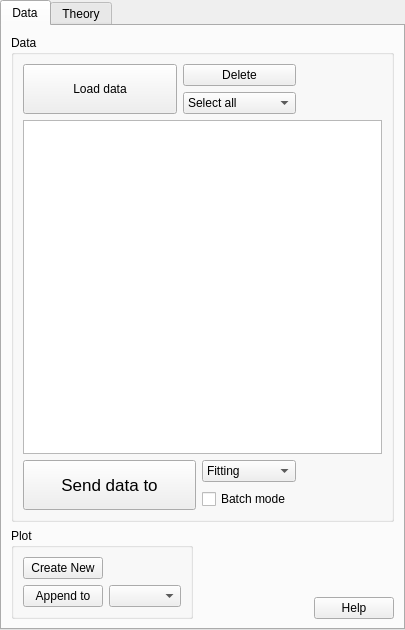
The window that src/sas/qtgui/MainWindow/UI/DataExplorerUI.ui (SasView/sasview) describes before a commit, drawn with Qt 5.
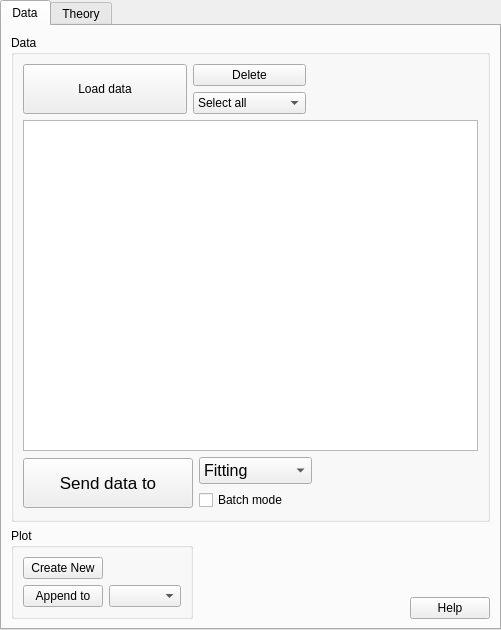
The same window after the commit. Icons and pictures are not drawn.

Commit message: Minor UI resizing. Refactored ObjectFactory

What changed in the file:
```diff
--- a/src/sas/qtgui/MainWindow/UI/DataExplorerUI.ui
+++ b/src/sas/qtgui/MainWindow/UI/DataExplorerUI.ui
@@ -6,7 +6,7 @@
    <rect>
     <x>0</x>
     <y>0</y>
-    <width>405</width>
+    <width>501</width>
     <height>630</height>
    </rect>
   </property>
@@ -132,7 +132,7 @@
          </item>
         </layout>
        </item>
-       <item row="0" column="1">
+       <item row="0" column="1" colspan="2">
         <spacer name="horizontalSpacer_7">
          <property name="orientation">
           <enum>Qt::Horizontal</enum>
@@ -145,92 +145,7 @@
          </property>
         </spacer>
        </item>
-       <item row="2" column="0">
-        <layout class="QGridLayout" name="gridLayout_2">
-         <item row="0" column="0" rowspan="2">
-          <widget class="QPushButton" name="cmdSendTo">
-           <property name="sizePolicy">
-            <sizepolicy hsizetype="MinimumExpanding" vsizetype="Fixed">
-             <horstretch>5</horstretch>
-             <verstretch>5</verstretch>
-            </sizepolicy>
-           </property>
-           <property name="minimumSize">
-            <size>
-             <width>170</width>
-             <height>50</height>
-            </size>
-           </property>
-           <property name="baseSize">
-            <size>
-             <width>100</width>
-             <height>50</height>
-            </size>
-           </property>
-           <property name="font">
-            <font>
-             <pointsize>13</pointsize>
-            </font>
-           </property>
-           <property name="toolTip">
-            <string>&lt;html&gt;&lt;head/&gt;&lt;body&gt;&lt;p&gt;&lt;span style=&quot; font-size:8pt;&quot;&gt;Send data to perspective&lt;/span&gt;&lt;/p&gt;&lt;/body&gt;&lt;/html&gt;</string>
-           </property>
-           <property name="styleSheet">
-            <string notr="true">font: 13pt &quot;MS Shell Dlg 2&quot;;</string>
-           </property>
-           <property name="text">
-            <string>Send data to</string>
-           </property>
-           <property name="icon">
-            <iconset>
-             <normaloff>:/res/right-grey.png</normaloff>:/res/right-grey.png</iconset>
-           </property>
-           <property name="iconSize">
-            <size>
-             <width>48</width>
-             <height>48</height>
-            </size>
-           </property>
-          </widget>
-         </item>
-         <item row="0" column="1">
-          <widget class="QComboBox" name="cbFitting">
-           <property name="sizePolicy">
-            <sizepolicy hsizetype="Minimum" vsizetype="Fixed">
-             <horstretch>0</horstretch>
-             <verstretch>0</verstretch>
-            </sizepolicy>
-           </property>
-           <property name="sizeAdjustPolicy">
-            <enum>QComboBox::AdjustToContents</enum>
-           </property>
-           <item>
-            <property name="text">
-             <string>Fitting</string>
-            </property>
-           </item>
-           <item>
-            <property name="text">
-             <string>Pr inversion</string>
-            </property>
-           </item>
-           <item>
-            <property name="text">
-             <string>Invariant</string>
-            </property>
-           </item>
-          </widget>
-         </item>
-         <item row="1" column="1">
-          <widget class="QCheckBox" name="chkBatch">
-           <property name="text">
-            <string>Batch mode</string>
-           </property>
-          </widget>
-         </item>
-        </layout>
-       </item>
-       <item row="1" column="0" colspan="2">
+       <item row="1" column="0" colspan="3">
         <widget class="QTreeView" name="treeView">
          <property name="contextMenuPolicy">
           <enum>Qt::NoContextMenu</enum>
@@ -261,6 +176,109 @@
          </attribute>
         </widget>
        </item>
+       <item row="2" column="0" colspan="2">
+        <layout class="QGridLayout" name="gridLayout_2">
+         <item row="0" column="0" rowspan="2">
+          <widget class="QPushButton" name="cmdSendTo">
+           <property name="sizePolicy">
+            <sizepolicy hsizetype="MinimumExpanding" vsizetype="Fixed">
+             <horstretch>5</horstretch>
+             <verstretch>5</verstretch>
+            </sizepolicy>
+           </property>
+           <property name="minimumSize">
+            <size>
+             <width>170</width>
+             <height>50</height>
+            </size>
+           </property>
+           <property name="baseSize">
+            <size>
+             <width>100</width>
+             <height>50</height>
+            </size>
+           </property>
+           <property name="font">
+            <font>
+             <pointsize>13</pointsize>
+            </font>
+           </property>
+           <property name="toolTip">
+            <string>&lt;html&gt;&lt;head/&gt;&lt;body&gt;&lt;p&gt;&lt;span style=&quot; font-size:8pt;&quot;&gt;Send data to perspective&lt;/span&gt;&lt;/p&gt;&lt;/body&gt;&lt;/html&gt;</string>
+           </property>
+           <property name="styleSheet">
+            <string notr="true">font: 13pt &quot;MS Shell Dlg 2&quot;;</string>
+           </property>
+           <property name="text">
+            <string>Send data to</string>
+           </property>
+           <property name="icon">
+            <iconset>
+             <normaloff>:/res/right-grey.png</normaloff>:/res/right-grey.png</iconset>
+           </property>
+           <property name="iconSize">
+            <size>
+             <width>48</width>
+             <height>48</height>
+            </size>
+           </property>
+          </widget>
+         </item>
+         <item row="0" column="1">
+          <widget class="QComboBox" name="cbFitting">
+           <property name="sizePolicy">
+            <sizepolicy hsizetype="MinimumExpanding" vsizetype="Fixed">
+             <horstretch>0</horstretch>
+             <verstretch>0</verstretch>
+            </sizepolicy>
+           </property>
+           <property name="font">
+            <font>
+             <pointsize>12</pointsize>
+            </font>
+           </property>
+           <property name="sizeAdjustPolicy">
+            <enum>QComboBox::AdjustToContents</enum>
+           </property>
+           <item>
+            <property name="text">
+             <string>Fitting</string>
+            </property>
+           </item>
+           <item>
+            <property name="text">
+             <string>Pr inversion</string>
+            </property>
+           </item>
+           <item>
+            <property name="text">
+             <string>Invariant</string>
+            </property>
+           </item>
+          </widget>
+         </item>
+         <item row="1" column="1">
+          <widget class="QCheckBox" name="chkBatch">
+           <property name="text">
+            <string>Batch mode</string>
+           </property>
+          </widget>
+         </item>
+        </layout>
+       </item>
+       <item row="2" column="2">
+        <spacer name="horizontalSpacer">
+         <property name="orientation">
+          <enum>Qt::Horizontal</enum>
+         </property>
+         <property name="sizeHint" stdset="0">
+          <size>
+           <width>160</width>
+           <height>20</height>
+          </size>
+         </property>
+        </spacer>
+       </item>
       </layout>
      </widget>
     </item>
```
The commit also changes 4 other files.
